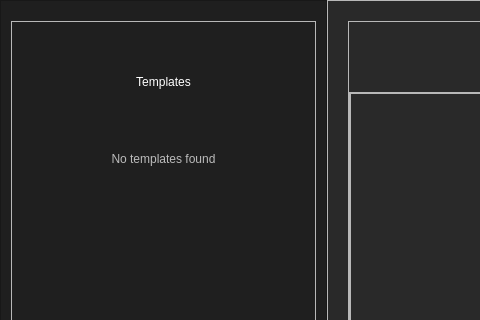
This is app/design/main_window.ui in KrazyManJ/templatoron as Qt 5 draws it before an edit; both pictures show x 0 to 480 and y 0 to 320 of the 1200 by 800 pixel window. The edited form follows.
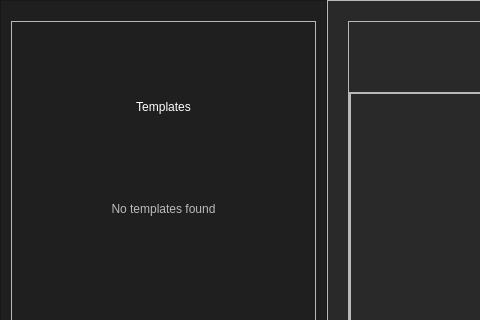
This is the edited form. Icons and pictures are not drawn.

Commit message: Moved console from native to custom window due to problems with command errors, added console design file

What changed in the file:
```diff
--- a/app/design/main_window.ui
+++ b/app/design/main_window.ui
@@ -259,13 +259,13 @@
            <property name="minimumSize">
             <size>
              <width>0</width>
-             <height>100</height>
+             <height>150</height>
             </size>
            </property>
            <property name="maximumSize">
             <size>
              <width>16777215</width>
-             <height>100</height>
+             <height>16777215</height>
             </size>
            </property>
            <property name="text">
```
Left out of the diff: 3 changed lines with no effect on the pictures. The commit also changes 3 other files.
